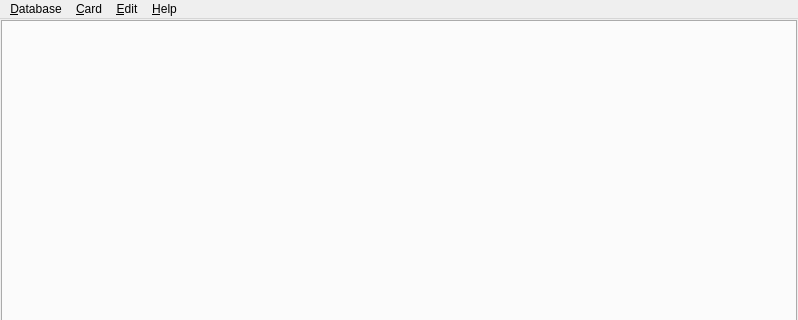
Before: the Qt Designer form src/gui/main_window.ui in ProjectIgnis/Datacorn, drawn with Qt 5; both pictures show x 0 to 798 and y 0 to 320 of the 798 by 716 pixel window.
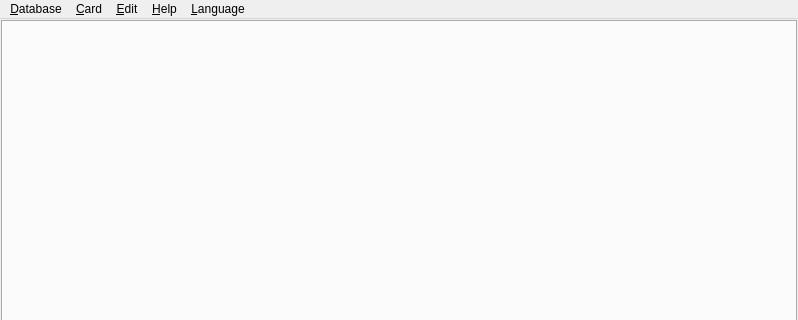
After: the same form once the commit is applied. Icons and pictures are not drawn.

```diff
--- a/src/gui/main_window.ui
+++ b/src/gui/main_window.ui
@@ -88,10 +88,16 @@
     <addaction name="actionCopySelectedCards"/>
     <addaction name="actionPasteClipboardCards"/>
    </widget>
+   <widget class="QMenu" name="menuLanguage">
+    <property name="title">
+     <string>&amp;Language</string>
+    </property>
+   </widget>
    <addaction name="menuDatabase"/>
    <addaction name="menuCard"/>
    <addaction name="menuAction"/>
    <addaction name="menuHelp"/>
+   <addaction name="menuLanguage"/>
   </widget>
   <action name="actionNewDatabase">
    <property name="text">
```
